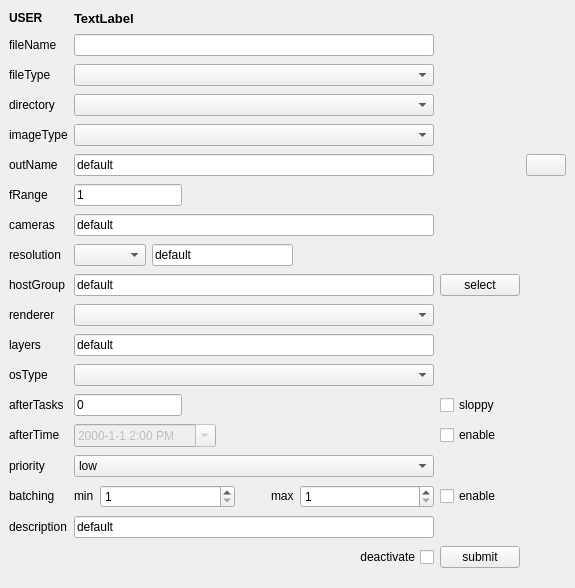
The window that rbhusUI/lib/rbhusPipeSubmitRenderMod.ui (aumanimationstudios/rbhus) describes before a commit, drawn with Qt 5.
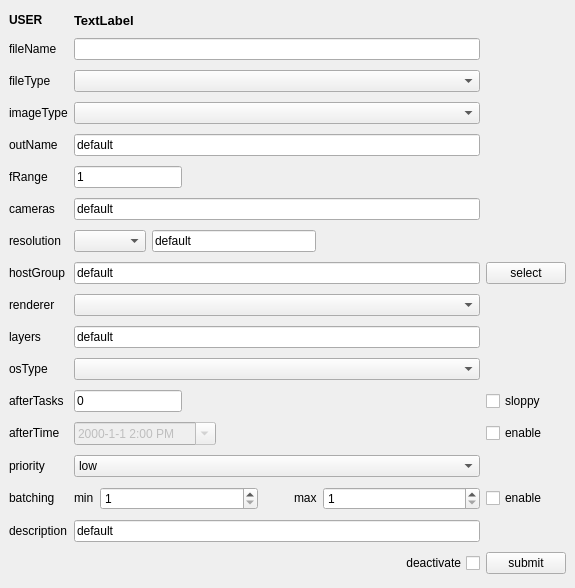
The same window after the commit.

Diff of the .ui file:
```diff
--- a/rbhusUI/lib/rbhusPipeSubmitRenderMod.ui
+++ b/rbhusUI/lib/rbhusPipeSubmitRenderMod.ui
@@ -15,23 +15,23 @@
   </property>
   <widget class="QWidget" name="centralwidget">
    <layout class="QGridLayout" name="gridLayout">
-    <item row="2" column="0">
-     <widget class="QLabel" name="labeFileType">
+    <item row="10" column="2">
+     <widget class="QPushButton" name="pushSelectHostGroups">
       <property name="sizePolicy">
-       <sizepolicy hsizetype="Maximum" vsizetype="Fixed">
+       <sizepolicy hsizetype="Minimum" vsizetype="Fixed">
         <horstretch>0</horstretch>
         <verstretch>0</verstretch>
        </sizepolicy>
       </property>
       <property name="text">
-       <string>fileType</string>
+       <string>select</string>
       </property>
      </widget>
     </item>
-    <item row="9" column="1">
-     <widget class="QLineEdit" name="lineEditCameras">
+    <item row="7" column="1">
+     <widget class="QLineEdit" name="lineEditFrange">
       <property name="sizePolicy">
-       <sizepolicy hsizetype="MinimumExpanding" vsizetype="Fixed">
+       <sizepolicy hsizetype="Maximum" vsizetype="Fixed">
         <horstretch>0</horstretch>
         <verstretch>0</verstretch>
        </sizepolicy>
@@ -40,7 +40,73 @@
        <string>comma seperated list of cameras to render</string>
       </property>
       <property name="text">
-       <string>default</string>
+       <string>1</string>
+      </property>
+     </widget>
+    </item>
+    <item row="4" column="0">
+     <widget class="QLabel" name="labelImageType">
+      <property name="sizePolicy">
+       <sizepolicy hsizetype="Maximum" vsizetype="Fixed">
+        <horstretch>0</horstretch>
+        <verstretch>0</verstretch>
+       </sizepolicy>
+      </property>
+      <property name="text">
+       <string>imageType</string>
+      </property>
+     </widget>
+    </item>
+    <item row="16" column="2">
+     <widget class="QCheckBox" name="checkSloppy">
+      <property name="text">
+       <string>sloppy</string>
+      </property>
+     </widget>
+    </item>
+    <item row="18" column="0">
+     <widget class="QLabel" name="labelPrio">
+      <property name="sizePolicy">
+       <sizepolicy hsizetype="Maximum" vsizetype="Fixed">
+        <horstretch>0</horstretch>
+        <verstretch>0</verstretch>
+       </sizepolicy>
+      </property>
+      <property name="text">
+       <string>priority</string>
+      </property>
+     </widget>
+    </item>
+    <item row="12" column="1">
+     <widget class="QComboBox" name="comboRenderer">
+      <property name="sizePolicy">
+       <sizepolicy hsizetype="Expanding" vsizetype="Fixed">
+        <horstretch>0</horstretch>
+        <verstretch>0</verstretch>
+       </sizepolicy>
+      </property>
+     </widget>
+    </item>
+    <item row="16" column="1">
+     <widget class="QLineEdit" name="lineEditAfterTask">
+      <property name="sizePolicy">
+       <sizepolicy hsizetype="Maximum" vsizetype="Fixed">
+        <horstretch>0</horstretch>
+        <verstretch>0</verstretch>
+       </sizepolicy>
+      </property>
+      <property name="text">
+       <string>0</string>
+      </property>
+     </widget>
+    </item>
+    <item row="4" column="1">
+     <widget class="QComboBox" name="comboImageType">
+      <property name="sizePolicy">
+       <sizepolicy hsizetype="Expanding" vsizetype="Fixed">
+        <horstretch>0</horstretch>
+        <verstretch>0</verstretch>
+       </sizepolicy>
       </property>
      </widget>
     </item>
@@ -57,149 +123,7 @@
       </property>
      </widget>
     </item>
-    <item row="6" column="4">
-     <widget class="QPushButton" name="autoOutName">
-      <property name="sizePolicy">
-       <sizepolicy hsizetype="Maximum" vsizetype="Fixed">
-        <horstretch>0</horstretch>
-        <verstretch>0</verstretch>
-       </sizepolicy>
-      </property>
-      <property name="text">
-       <string/>
-      </property>
-      <property name="iconSize">
-       <size>
-        <width>12</width>
-        <height>12</height>
-       </size>
-      </property>
-     </widget>
-    </item>
     <item row="5" column="0">
-     <widget class="QLabel" name="labelImageType">
-      <property name="sizePolicy">
-       <sizepolicy hsizetype="Maximum" vsizetype="Fixed">
-        <horstretch>0</horstretch>
-        <verstretch>0</verstretch>
-       </sizepolicy>
-      </property>
-      <property name="text">
-       <string>imageType</string>
-      </property>
-     </widget>
-    </item>
-    <item row="13" column="0">
-     <widget class="QLabel" name="labeRenderer">
-      <property name="sizePolicy">
-       <sizepolicy hsizetype="Maximum" vsizetype="Fixed">
-        <horstretch>0</horstretch>
-        <verstretch>0</verstretch>
-       </sizepolicy>
-      </property>
-      <property name="text">
-       <string>renderer</string>
-      </property>
-     </widget>
-    </item>
-    <item row="4" column="0">
-     <widget class="QLabel" name="labelOutDir">
-      <property name="sizePolicy">
-       <sizepolicy hsizetype="Maximum" vsizetype="Fixed">
-        <horstretch>0</horstretch>
-        <verstretch>0</verstretch>
-       </sizepolicy>
-      </property>
-      <property name="text">
-       <string>directory</string>
-      </property>
-     </widget>
-    </item>
-    <item row="18" column="0">
-     <widget class="QLabel" name="labelAfterTime">
-      <property name="sizePolicy">
-       <sizepolicy hsizetype="Maximum" vsizetype="Fixed">
-        <horstretch>0</horstretch>
-        <verstretch>0</verstretch>
-       </sizepolicy>
-      </property>
-      <property name="text">
-       <string>afterTime </string>
-      </property>
-     </widget>
-    </item>
-    <item row="11" column="0">
-     <widget class="QLabel" name="labelHostGroup">
-      <property name="sizePolicy">
-       <sizepolicy hsizetype="Maximum" vsizetype="Fixed">
-        <horstretch>0</horstretch>
-        <verstretch>0</verstretch>
-       </sizepolicy>
-      </property>
-      <property name="text">
-       <string>hostGroup</string>
-      </property>
-     </widget>
-    </item>
-    <item row="15" column="0">
-     <widget class="QLabel" name="labelLayer">
-      <property name="sizePolicy">
-       <sizepolicy hsizetype="Maximum" vsizetype="Fixed">
-        <horstretch>0</horstretch>
-        <verstretch>0</verstretch>
-       </sizepolicy>
-      </property>
-      <property name="text">
-       <string>layers</string>
-      </property>
-     </widget>
-    </item>
-    <item row="24" column="0">
-     <widget class="QLabel" name="labelDescription">
-      <property name="sizePolicy">
-       <sizepolicy hsizetype="Maximum" vsizetype="Fixed">
-        <horstretch>0</horstretch>
-        <verstretch>0</verstretch>
-       </sizepolicy>
-      </property>
-      <property name="text">
-       <string>description</string>
-      </property>
-     </widget>
-    </item>
-    <item row="16" column="0">
-     <widget class="QLabel" name="labelOsType">
-      <property name="sizePolicy">
-       <sizepolicy hsizetype="Maximum" vsizetype="Fixed">
-        <horstretch>0</horstretch>
-        <verstretch>0</verstretch>
-       </sizepolicy>
-      </property>
-      <property name="text">
-       <string>osType</string>
-      </property>
-     </widget>
-    </item>
-    <item row="1" column="1">
-     <widget class="QLineEdit" name="lineEditFileName">
-      <property name="sizePolicy">
-       <sizepolicy hsizetype="MinimumExpanding" vsizetype="Fixed">
-        <horstretch>0</horstretch>
-        <verstretch>0</verstretch>
-       </sizepolicy>
-      </property>
-      <property name="toolTip">
-       <string/>
-      </property>
-      <property name="whatsThis">
-       <string>comma seperated list of files to render</string>
-      </property>
-      <property name="dragEnabled">
-       <bool>true</bool>
-      </property>
-     </widget>
-    </item>
-    <item row="6" column="0">
      <widget class="QLabel" name="labelImageName">
       <property name="sizePolicy">
        <sizepolicy hsizetype="Maximum" vsizetype="Fixed">
@@ -212,33 +136,7 @@
       </property>
      </widget>
     </item>
-    <item row="17" column="0">
-     <widget class="QLabel" name="labelAfterTask">
-      <property name="sizePolicy">
-       <sizepolicy hsizetype="Maximum" vsizetype="Fixed">
-        <horstretch>0</horstretch>
-        <verstretch>0</verstretch>
-       </sizepolicy>
-      </property>
-      <property name="text">
-       <string>afterTasks</string>
-      </property>
-     </widget>
-    </item>
-    <item row="10" column="0">
-     <widget class="QLabel" name="labelResolution">
-      <property name="sizePolicy">
-       <sizepolicy hsizetype="Maximum" vsizetype="Fixed">
-        <horstretch>0</horstretch>
-        <verstretch>0</verstretch>
-       </sizepolicy>
-      </property>
-      <property name="text">
-       <string>resolution</string>
-      </property>
-     </widget>
-    </item>
-    <item row="24" column="1">
+    <item row="23" column="1">
      <widget class="QLineEdit" name="lineEditDescription">
       <property name="sizePolicy">
        <sizepolicy hsizetype="MinimumExpanding" vsizetype="Fixed">
@@ -254,33 +152,8 @@
       </property>
      </widget>
     </item>
-    <item row="6" column="1">
-     <widget class="QLineEdit" name="lineEditOutName">
-      <property name="sizePolicy">
-       <sizepolicy hsizetype="MinimumExpanding" vsizetype="Fixed">
-        <horstretch>0</horstretch>
-        <verstretch>0</verstretch>
-       </sizepolicy>
-      </property>
-      <property name="toolTip">
-       <string>name of the image file. eg: wtf.png</string>
-      </property>
-      <property name="whatsThis">
-       <string>&lt;html&gt;&lt;head/&gt;&lt;body&gt;&lt;p&gt;name of the image file. eg: &lt;span style=&quot; font-weight:600;&quot;&gt;wtfigo.png&lt;/span&gt;&lt;/p&gt;&lt;/body&gt;&lt;/html&gt;</string>
-      </property>
-      <property name="text">
-       <string>default</string>
-      </property>
-      <property name="dragEnabled">
-       <bool>true</bool>
-      </property>
-      <property name="readOnly">
-       <bool>false</bool>
-      </property>
-     </widget>
-    </item>
-    <item row="8" column="1">
-     <widget class="QLineEdit" name="lineEditFrange">
+    <item row="7" column="0">
+     <widget class="QLabel" name="labelFrange">
       <property name="sizePolicy">
        <sizepolicy hsizetype="Maximum" vsizetype="Fixed">
         <horstretch>0</horstretch>
@@ -294,36 +167,20 @@
        <string>&lt;html&gt;&lt;head/&gt;&lt;body&gt;&lt;p&gt;frame range in the format&lt;/p&gt;&lt;p&gt;startframe-endframe:byframes&lt;/p&gt;&lt;p&gt;eg:&lt;/p&gt;&lt;p&gt;render frames from 1 to 100 	: &lt;span style=&quot; font-weight:600;&quot;&gt;1-100&lt;/span&gt;&lt;/p&gt;&lt;p&gt;render every 5th frame from 1 to 100 	: &lt;span style=&quot; font-weight:600;&quot;&gt;1-100:5&lt;/span&gt;&lt;/p&gt;&lt;p&gt;render 1 frame 		:&lt;span style=&quot; font-weight:600;&quot;&gt; 1&lt;/span&gt;&lt;/p&gt;&lt;p&gt;&lt;br/&gt;&lt;/p&gt;&lt;p&gt;&lt;br/&gt;&lt;/p&gt;&lt;/body&gt;&lt;/html&gt;</string>
       </property>
       <property name="text">
-       <string>1</string>
+       <string>fRange     </string>
       </property>
      </widget>
     </item>
-    <item row="18" column="1">
-     <widget class="QDateTimeEdit" name="afterTimeEdit">
-      <property name="enabled">
-       <bool>false</bool>
-      </property>
+    <item row="17" column="2">
+     <widget class="QCheckBox" name="checkAfterTime">
       <property name="sizePolicy">
-       <sizepolicy hsizetype="Fixed" vsizetype="Fixed">
+       <sizepolicy hsizetype="Minimum" vsizetype="Fixed">
         <horstretch>0</horstretch>
         <verstretch>0</verstretch>
        </sizepolicy>
       </property>
-      <property name="time">
-       <time>
-        <hour>14</hour>
-        <minute>0</minute>
-        <second>0</second>
-       </time>
-      </property>
-      <property name="currentSection">
-       <enum>QDateTimeEdit::YearSection</enum>
-      </property>
-      <property name="displayFormat">
-       <string>yyyy-M-d h:mm A</string>
-      </property>
-      <property name="calendarPopup">
-       <bool>true</bool>
+      <property name="text">
+       <string>enable</string>
       </property>
      </widget>
     </item>
@@ -346,10 +203,10 @@
       </property>
      </widget>
     </item>
-    <item row="11" column="1">
-     <widget class="QLineEdit" name="lineEditHostGroups">
+    <item row="17" column="0">
+     <widget class="QLabel" name="labelAfterTime">
       <property name="sizePolicy">
-       <sizepolicy hsizetype="MinimumExpanding" vsizetype="Fixed">
+       <sizepolicy hsizetype="Maximum" vsizetype="Fixed">
         <horstretch>0</horstretch>
         <verstretch>0</verstretch>
        </sizepolicy>
@@ -358,15 +215,12 @@
        <string>comma seperated list of cameras to render</string>
       </property>
       <property name="text">
-       <string>default</string>
-      </property>
-      <property name="readOnly">
-       <bool>true</bool>
+       <string>afterTime </string>
       </property>
      </widget>
     </item>
-    <item row="11" column="2">
-     <widget class="QPushButton" name="pushSelectHostGroups">
+    <item row="25" column="2">
+     <widget class="QPushButton" name="pushSubmit">
       <property name="sizePolicy">
        <sizepolicy hsizetype="Minimum" vsizetype="Fixed">
         <horstretch>0</horstretch>
@@ -374,35 +228,7 @@
        </sizepolicy>
       </property>
       <property name="text">
-       <string>select</string>
-      </property>
-     </widget>
-    </item>
-    <item row="0" column="1">
-     <widget class="QLabel" name="labelUser">
-      <property name="sizePolicy">
-       <sizepolicy hsizetype="Preferred" vsizetype="Fixed">
-        <horstretch>0</horstretch>
-        <verstretch>0</verstretch>
-       </sizepolicy>
-      </property>
-      <property name="font">
-       <font>
-        <pointsize>10</pointsize>
-        <weight>75</weight>
-        <bold>true</bold>
-        <underline>false</underline>
-       </font>
-      </property>
-      <property name="text">
-       <string>TextLabel</string>
-      </property>
-     </widget>
-    </item>
-    <item row="17" column="2">
-     <widget class="QCheckBox" name="checkSloppy">
-      <property name="text">
-       <string>sloppy</string>
+       <string>submit</string>
       </property>
      </widget>
     </item>
@@ -416,8 +242,53 @@
       </property>
      </widget>
     </item>
-    <item row="18" column="2">
-     <widget class="QCheckBox" name="checkAfterTime">
+    <item row="8" column="0">
+     <widget class="QLabel" name="labelCamera">
+      <property name="sizePolicy">
+       <sizepolicy hsizetype="Maximum" vsizetype="Fixed">
+        <horstretch>0</horstretch>
+        <verstretch>0</verstretch>
+       </sizepolicy>
+      </property>
+      <property name="text">
+       <string>cameras</string>
+      </property>
+     </widget>
+    </item>
+    <item row="9" column="0">
+     <widget class="QLabel" name="labelResolution">
+      <property name="sizePolicy">
+       <sizepolicy hsizetype="Maximum" vsizetype="Fixed">
+        <horstretch>0</horstretch>
+        <verstretch>0</verstretch>
+       </sizepolicy>
+      </property>
+      <property name="text">
+       <string>resolution</string>
+      </property>
+     </widget>
+    </item>
+    <item row="1" column="1">
+     <widget class="QLineEdit" name="lineEditFileName">
+      <property name="sizePolicy">
+       <sizepolicy hsizetype="MinimumExpanding" vsizetype="Fixed">
+        <horstretch>0</horstretch>
+        <verstretch>0</verstretch>
+       </sizepolicy>
+      </property>
+      <property name="toolTip">
+       <string/>
+      </property>
+      <property name="whatsThis">
+       <string>comma seperated list of files to render</string>
+      </property>
+      <property name="dragEnabled">
+       <bool>true</bool>
+      </property>
+     </widget>
+    </item>
+    <item row="20" column="2">
+     <widget class="QCheckBox" name="checkBatching">
       <property name="sizePolicy">
        <sizepolicy hsizetype="Minimum" vsizetype="Fixed">
         <horstretch>0</horstretch>
@@ -429,8 +300,86 @@
       </property>
      </widget>
     </item>
-    <item row="19" column="0">
-     <widget class="QLabel" name="labelPrio">
+    <item row="20" column="1">
+     <layout class="QHBoxLayout" name="horizontalLayout_3">
+      <item>
+       <widget class="QLabel" name="labelMinBatch">
+        <property name="sizePolicy">
+         <sizepolicy hsizetype="Maximum" vsizetype="Fixed">
+          <horstretch>0</horstretch>
+          <verstretch>0</verstretch>
+         </sizepolicy>
+        </property>
+        <property name="text">
+         <string>min</string>
+        </property>
+       </widget>
+      </item>
+      <item>
+       <widget class="QSpinBox" name="spinMinBatch">
+        <property name="sizePolicy">
+         <sizepolicy hsizetype="MinimumExpanding" vsizetype="Fixed">
+          <horstretch>0</horstretch>
+          <verstretch>0</verstretch>
+         </sizepolicy>
+        </property>
+        <property name="minimum">
+         <number>1</number>
+        </property>
+        <property name="maximum">
+         <number>999999999</number>
+        </property>
+       </widget>
+      </item>
+      <item>
+       <spacer name="horizontalSpacer_3">
+        <property name="orientation">
+         <enum>Qt::Horizontal</enum>
+        </property>
+        <property name="sizeType">
+         <enum>QSizePolicy::Minimum</enum>
+        </property>
+        <property name="sizeHint" stdset="0">
+         <size>
+          <width>30</width>
+          <height>20</height>
+         </size>
+        </property>
+       </spacer>
+      </item>
+      <item>
+       <widget class="QLabel" name="labelMaxBatch">
+        <property name="sizePolicy">
+         <sizepolicy hsizetype="Maximum" vsizetype="Fixed">
+          <horstretch>0</horstretch>
+          <verstretch>0</verstretch>
+         </sizepolicy>
+        </property>
+        <property name="text">
+         <string>max</string>
+        </property>
+       </widget>
+      </item>
+      <item>
+       <widget class="QSpinBox" name="spinMaxBatch">
+        <property name="sizePolicy">
+         <sizepolicy hsizetype="MinimumExpanding" vsizetype="Fixed">
+          <horstretch>0</horstretch>
+          <verstretch>0</verstretch>
+         </sizepolicy>
+        </property>
+        <property name="minimum">
+         <number>1</number>
+        </property>
+        <property name="maximum">
+         <number>999999999</number>
+        </property>
+       </widget>
+      </item>
+     </layout>
+    </item>
+    <item row="23" column="0">
+     <widget class="QLabel" name="labelDescription">
       <property name="sizePolicy">
        <sizepolicy hsizetype="Maximum" vsizetype="Fixed">
         <horstretch>0</horstretch>
@@ -438,11 +387,24 @@
        </sizepolicy>
       </property>
       <property name="text">
-       <string>priority</string>
+       <string>description</string>
       </property>
      </widget>
     </item>
-    <item row="15" column="1">
+    <item row="16" column="0">
+     <widget class="QLabel" name="labelAfterTask">
+      <property name="sizePolicy">
+       <sizepolicy hsizetype="Maximum" vsizetype="Fixed">
+        <horstretch>0</horstretch>
+        <verstretch>0</verstretch>
+       </sizepolicy>
+      </property>
+      <property name="text">
+       <string>afterTasks</string>
+      </property>
+     </widget>
+    </item>
+    <item row="14" column="1">
      <widget class="QLineEdit" name="lineEditLayer">
       <property name="sizePolicy">
        <sizepolicy hsizetype="MinimumExpanding" vsizetype="Fixed">
@@ -458,7 +420,20 @@
       </property>
      </widget>
     </item>
-    <item row="10" column="1">
+    <item row="14" column="0">
+     <widget class="QLabel" name="labelLayer">
+      <property name="sizePolicy">
+       <sizepolicy hsizetype="Maximum" vsizetype="Fixed">
+        <horstretch>0</horstretch>
+        <verstretch>0</verstretch>
+       </sizepolicy>
+      </property>
+      <property name="text">
+       <string>layers</string>
+      </property>
+     </widget>
+    </item>
+    <item row="9" column="1">
      <layout class="QHBoxLayout" name="horizontalLayout">
       <item>
        <widget class="QComboBox" name="comboRes">
@@ -507,94 +482,20 @@
       </item>
      </layout>
     </item>
-    <item row="26" column="2">
-     <widget class="QPushButton" name="pushSubmit">
+    <item row="2" column="0">
+     <widget class="QLabel" name="labeFileType">
       <property name="sizePolicy">
-       <sizepolicy hsizetype="Minimum" vsizetype="Fixed">
-        <horstretch>0</horstretch>
-        <verstretch>0</verstretch>
-       </sizepolicy>
-      </property>
-      <property name="text">
-       <string>submit</string>
-      </property>
-     </widget>
-    </item>
-    <item row="8" column="0">
-     <widget class="QLabel" name="labelFrange">
-      <property name="sizePolicy">
        <sizepolicy hsizetype="Maximum" vsizetype="Fixed">
         <horstretch>0</horstretch>
         <verstretch>0</verstretch>
        </sizepolicy>
       </property>
       <property name="text">
-       <string>fRange     </string>
+       <string>fileType</string>
       </property>
      </widget>
     </item>
-    <item row="17" column="1">
-     <widget class="QLineEdit" name="lineEditAfterTask">
-      <property name="sizePolicy">
-       <sizepolicy hsizetype="Maximum" vsizetype="Fixed">
-        <horstretch>0</horstretch>
-        <verstretch>0</verstretch>
-       </sizepolicy>
-      </property>
-      <property name="text">
-       <string>0</string>
-      </property>
-     </widget>
-    </item>
-    <item row="9" column="0">
-     <widget class="QLabel" name="labelCamera">
-      <property name="sizePolicy">
-       <sizepolicy hsizetype="Maximum" vsizetype="Fixed">
-        <horstretch>0</horstretch>
-        <verstretch>0</verstretch>
-       </sizepolicy>
-      </property>
-      <property name="text">
-       <string>cameras</string>
-      </property>
-     </widget>
-    </item>
-    <item row="19" column="1">
-     <widget class="QComboBox" name="comboPrio">
-      <property name="sizePolicy">
-       <sizepolicy hsizetype="MinimumExpanding" vsizetype="Fixed">
-        <horstretch>0</horstretch>
-        <verstretch>0</verstretch>
-       </sizepolicy>
-      </property>
-      <item>
-       <property name="text">
-        <string>low</string>
-       </property>
-      </item>
-      <item>
-       <property name="text">
-        <string>normal</string>
-       </property>
-      </item>
-      <item>
-       <property name="text">
-        <string>high</string>
-       </property>
-      </item>
-     </widget>
-    </item>
-    <item row="13" column="1">
-     <widget class="QComboBox" name="comboRenderer">
-      <property name="sizePolicy">
-       <sizepolicy hsizetype="Expanding" vsizetype="Fixed">
-        <horstretch>0</horstretch>
-        <verstretch>0</verstretch>
-       </sizepolicy>
-      </property>
-     </widget>
-    </item>
-    <item row="26" column="1">
+    <item row="25" column="1">
      <layout class="QHBoxLayout" name="horizontalLayout_2">
       <item>
        <spacer name="horizontalSpacer">
@@ -627,7 +528,33 @@
       </item>
      </layout>
     </item>
-    <item row="16" column="1">
+    <item row="12" column="0">
+     <widget class="QLabel" name="labeRenderer">
+      <property name="sizePolicy">
+       <sizepolicy hsizetype="Maximum" vsizetype="Fixed">
+        <horstretch>0</horstretch>
+        <verstretch>0</verstretch>
+       </sizepolicy>
+      </property>
+      <property name="text">
+       <string>renderer</string>
+      </property>
+     </widget>
+    </item>
+    <item row="10" column="0">
+     <widget class="QLabel" name="labelHostGroup">
+      <property name="sizePolicy">
+       <sizepolicy hsizetype="Maximum" vsizetype="Fixed">
+        <horstretch>0</horstretch>
+        <verstretch>0</verstretch>
+       </sizepolicy>
+      </property>
+      <property name="text">
+       <string>hostGroup</string>
+      </property>
+     </widget>
+    </item>
+    <item row="15" column="1">
      <widget class="QComboBox" name="comboOsType">
       <property name="sizePolicy">
        <sizepolicy hsizetype="MinimumExpanding" vsizetype="Fixed">
@@ -637,7 +564,36 @@
       </property>
      </widget>
     </item>
-    <item row="21" column="0">
+    <item row="15" column="0">
+     <widget class="QLabel" name="labelOsType">
+      <property name="sizePolicy">
+       <sizepolicy hsizetype="Maximum" vsizetype="Fixed">
+        <horstretch>0</horstretch>
+        <verstretch>0</verstretch>
+       </sizepolicy>
+      </property>
+      <property name="text">
+       <string>osType</string>
+      </property>
+     </widget>
+    </item>
+    <item row="8" column="1">
+     <widget class="QLineEdit" name="lineEditCameras">
+      <property name="sizePolicy">
+       <sizepolicy hsizetype="MinimumExpanding" vsizetype="Fixed">
+        <horstretch>0</horstretch>
+        <verstretch>0</verstretch>
+       </sizepolicy>
+      </property>
+      <property name="toolTip">
+       <string>comma seperated list of cameras to render</string>
+      </property>
+      <property name="text">
+       <string>default</string>
+      </property>
+     </widget>
+    </item>
+    <item row="20" column="0">
      <widget class="QLabel" name="labelBatching">
       <property name="sizePolicy">
        <sizepolicy hsizetype="Maximum" vsizetype="Fixed">
@@ -650,110 +606,125 @@
       </property>
      </widget>
     </item>
+    <item row="0" column="1">
+     <widget class="QLabel" name="labelUser">
+      <property name="sizePolicy">
+       <sizepolicy hsizetype="Preferred" vsizetype="Fixed">
+        <horstretch>0</horstretch>
+        <verstretch>0</verstretch>
+       </sizepolicy>
+      </property>
+      <property name="font">
+       <font>
+        <pointsize>10</pointsize>
+        <weight>75</weight>
+        <bold>true</bold>
+        <underline>false</underline>
+       </font>
+      </property>
+      <property name="text">
+       <string>TextLabel</string>
+      </property>
+     </widget>
+    </item>
+    <item row="17" column="1">
+     <widget class="QDateTimeEdit" name="afterTimeEdit">
+      <property name="enabled">
+       <bool>false</bool>
+      </property>
+      <property name="sizePolicy">
+       <sizepolicy hsizetype="Fixed" vsizetype="Fixed">
+        <horstretch>0</horstretch>
+        <verstretch>0</verstretch>
+       </sizepolicy>
+      </property>
+      <property name="time">
+       <time>
+        <hour>14</hour>
+        <minute>0</minute>
+        <second>0</second>
+       </time>
+      </property>
+      <property name="currentSection">
+       <enum>QDateTimeEdit::YearSection</enum>
+      </property>
+      <property name="displayFormat">
+       <string>yyyy-M-d h:mm A</string>
+      </property>
+      <property name="calendarPopup">
+       <bool>true</bool>
+      </property>
+     </widget>
+    </item>
+    <item row="10" column="1">
+     <widget class="QLineEdit" name="lineEditHostGroups">
+      <property name="sizePolicy">
+       <sizepolicy hsizetype="MinimumExpanding" vsizetype="Fixed">
+        <horstretch>0</horstretch>
+        <verstretch>0</verstretch>
+       </sizepolicy>
+      </property>
+      <property name="toolTip">
+       <string>comma seperated list of cameras to render</string>
+      </property>
+      <property name="text">
+       <string>default</string>
+      </property>
+      <property name="readOnly">
+       <bool>true</bool>
+      </property>
+     </widget>
+    </item>
+    <item row="18" column="1">
+     <widget class="QComboBox" name="comboPrio">
+      <property name="sizePolicy">
+       <sizepolicy hsizetype="MinimumExpanding" vsizetype="Fixed">
+        <horstretch>0</horstretch>
+        <verstretch>0</verstretch>
+       </sizepolicy>
+      </property>
+      <item>
+       <property name="text">
+        <string>low</string>
+       </property>
+      </item>
+      <item>
+       <property name="text">
+        <string>normal</string>
+       </property>
+      </item>
+      <item>
+       <property name="text">
+        <string>high</string>
+       </property>
+      </item>
+     </widget>
+    </item>
     <item row="5" column="1">
-     <widget class="QComboBox" name="comboImageType">
+     <widget class="QLineEdit" name="lineEditOutName">
       <property name="sizePolicy">
-       <sizepolicy hsizetype="Expanding" vsizetype="Fixed">
+       <sizepolicy hsizetype="MinimumExpanding" vsizetype="Fixed">
         <horstretch>0</horstretch>
         <verstretch>0</verstretch>
        </sizepolicy>
       </property>
-     </widget>
-    </item>
-    <item row="21" column="2">
-     <widget class="QCheckBox" name="checkBatching">
-      <property name="sizePolicy">
-       <sizepolicy hsizetype="Minimum" vsizetype="Fixed">
-        <horstretch>0</horstretch>
-        <verstretch>0</verstretch>
-       </sizepolicy>
+      <property name="toolTip">
+       <string>name of the image file. eg: wtf.png</string>
+      </property>
+      <property name="whatsThis">
+       <string>&lt;html&gt;&lt;head/&gt;&lt;body&gt;&lt;p&gt;name of the image file. eg: &lt;span style=&quot; font-weight:600;&quot;&gt;wtfigo.png&lt;/span&gt;&lt;/p&gt;&lt;/body&gt;&lt;/html&gt;</string>
       </property>
       <property name="text">
-       <string>enable</string>
+       <string>default</string>
+      </property>
+      <property name="dragEnabled">
+       <bool>true</bool>
+      </property>
+      <property name="readOnly">
+       <bool>false</bool>
       </property>
      </widget>
     </item>
-    <item row="21" column="1">
-     <layout class="QHBoxLayout" name="horizontalLayout_3">
-      <item>
-       <widget class="QLabel" name="labelMinBatch">
-        <property name="sizePolicy">
-         <sizepolicy hsizetype="Maximum" vsizetype="Fixed">
-          <horstretch>0</horstretch>
-          <verstretch>0</verstretch>
-         </sizepolicy>
-        </property>
-        <property name="text">
-         <string>min</string>
-        </property>
-       </widget>
-      </item>
-      <item>
-       <widget class="QSpinBox" name="spinMinBatch">
-        <property name="sizePolicy">
-         <sizepolicy hsizetype="MinimumExpanding" vsizetype="Fixed">
-          <horstretch>0</horstretch>
-          <verstretch>0</verstretch>
-         </sizepolicy>
-        </property>
-        <property name="minimum">
-         <number>1</number>
-        </property>
-        <property name="maximum">
-         <number>999999999</number>
-        </property>
-       </widget>
-      </item>
-      <item>
-       <spacer name="horizontalSpacer_3">
-        <property name="orientation">
-         <enum>Qt::Horizontal</enum>
-        </property>
-        <property name="sizeType">
-         <enum>QSizePolicy::Minimum</enum>
-        </property>
-        <property name="sizeHint" stdset="0">
-         <size>
-          <width>30</width>
-          <height>20</height>
-         </size>
-        </property>
-       </spacer>
-      </item>
-      <item>
-       <widget class="QLabel" name="labelMaxBatch">
-        <property name="sizePolicy">
-         <sizepolicy hsizetype="Maximum" vsizetype="Fixed">
-          <horstretch>0</horstretch>
-          <verstretch>0</verstretch>
-         </sizepolicy>
-        </property>
-        <property name="text">
-         <string>max</string>
-        </property>
-       </widget>
-      </item>
-      <item>
-       <widget class="QSpinBox" name="spinMaxBatch">
-        <property name="sizePolicy">
-         <sizepolicy hsizetype="MinimumExpanding" vsizetype="Fixed">
-          <horstretch>0</horstretch>
-          <verstretch>0</verstretch>
-         </sizepolicy>
-        </property>
-        <property name="minimum">
-         <number>1</number>
-        </property>
-        <property name="maximum">
-         <number>999999999</number>
-        </property>
-       </widget>
-      </item>
-     </layout>
-    </item>
-    <item row="4" column="1">
-     <widget class="QComboBox" name="comboDirectory"/>
-    </item>
    </layout>
   </widget>
  </widget>
```
Left out of the diff: 14 changed lines with no effect on the pictures.
